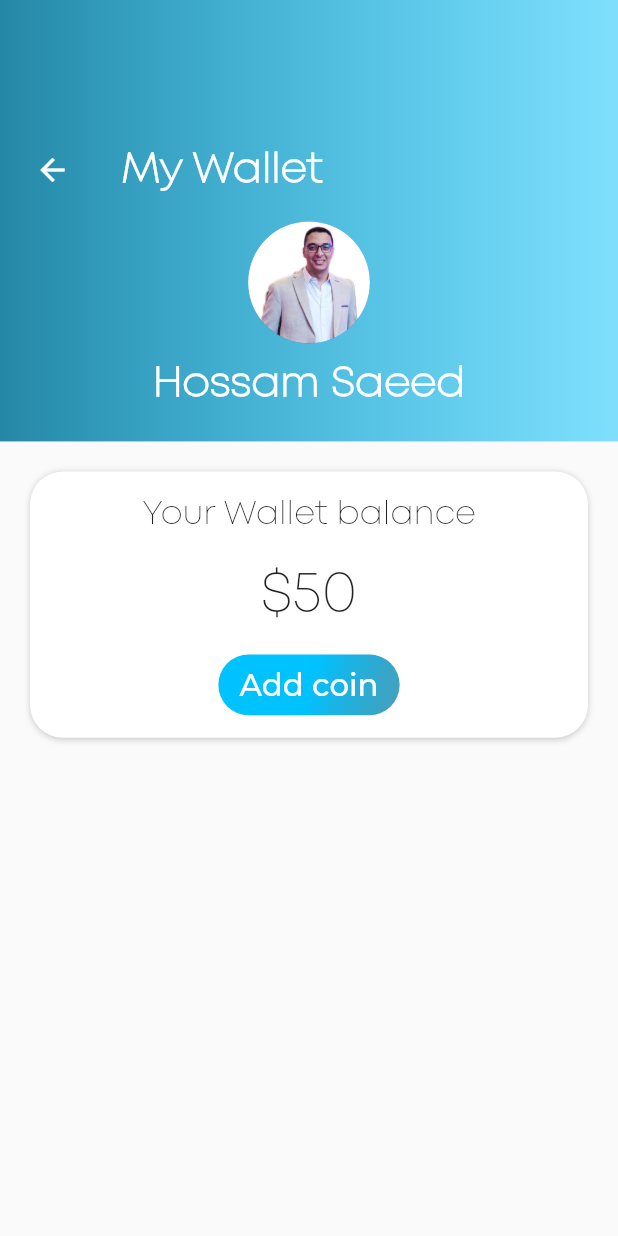
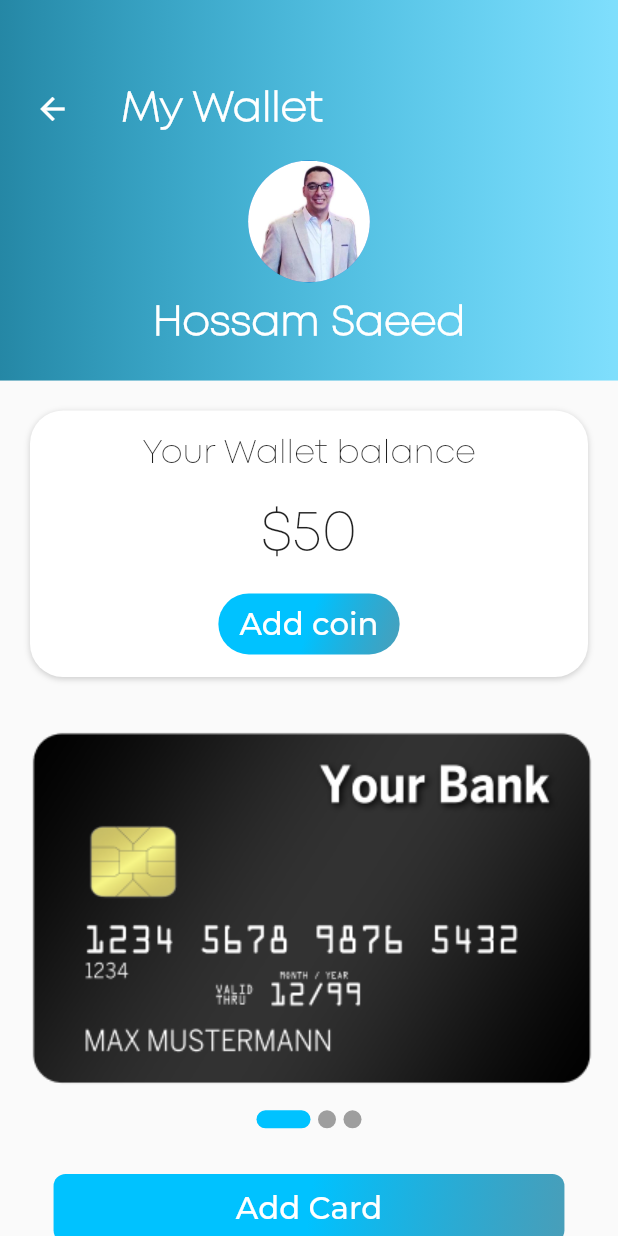
Before and after one commit to Dev0Mahmoud/Oz-Go-Driver, a Flutter app: the MyWalletScreen screen opened directly, on a phone screen of 412 x 824 dp. Run offline on Flutter 3.47's test engine with Material 2 defaults, Android fonts, the phone set to English and light mode, and no system bars; drawn by our look-alikes of smooth_page_indicator; our stand-ins replace bloc, dio, easy_localization, flutter_bloc, flutter_screenutil, flutter_svg and 5 more; accounts and stored records are empty.

Commit message:
trip_request_screen

```diff
--- a/lib/presentation/screens/user/my_wallet_screen.dart
+++ b/lib/presentation/screens/user/my_wallet_screen.dart
@@ -4,21 +4,24 @@ import 'package:oz_go_driver/constants/assets_manager.dart';
 import 'package:oz_go_driver/presentation/styles/colors.dart';
 import 'package:oz_go_driver/presentation/widget/circle_avatar.dart';
 import 'package:oz_go_driver/presentation/widget/default_button.dart';
+import 'package:oz_go_driver/presentation/widget/default_indicator.dart';
 import 'package:oz_go_driver/presentation/widget/notification_componant.dart';
 
 import '../../widget/custom_app_bar.dart';
 
 class MyWalletScreen extends StatelessWidget {
-  const MyWalletScreen({Key? key}) : super(key: key);
-
+  MyWalletScreen({Key? key}) : super(key: key);
+  PageController controller = PageController();
   @override
   Widget build(BuildContext context) {
     return Scaffold(
       body: SafeArea(
+        child: SingleChildScrollView(
           child: Column(
             children: [
+              /// app bar
               Container(
-              height: 290.h,
+                height: 250.h,
                 padding: EdgeInsets.symmetric(
                   horizontal: 10.w,
                 ),
@@ -68,6 +71,8 @@ class MyWalletScreen extends StatelessWidget {
                   ],
                 ),
               ),
+
+              /// your wallet balance , 50$ , add coin Button
               Padding(
                 padding: const EdgeInsets.all(20),
                 child: Container(
@@ -111,7 +116,33 @@ class MyWalletScreen extends StatelessWidget {
                   ),
                 ),
               ),
+
+              /// credit image
+              Container(
+                height: 265.h,
+                width: 400.w,
+                child: PageView.builder(
+                    controller: controller,
+                    physics: const BouncingScrollPhysics(),
+                    itemCount: 3,
+                    itemBuilder: (context, index) {
+                      return Image.asset(AssetsManager.credit);
+                    }),
+              ),
+
+              /// indicator
+              DefaultIndicator(controller: controller, length: 3),
+
+              Padding(
+                padding: EdgeInsets.symmetric(vertical: 30.h),
+                child: DefaultButton(
+                    label: 'Add Card',
+                    onPressed: () {},
+                    height: 45.h,
+                    width: 310.w),
+              )
             ],
+          ),
         ),
       ),
     );
--- a/lib/presentation/view/customer_driver_header_view.dart
+++ b/lib/presentation/view/customer_driver_header_view.dart
@@ -75,10 +75,14 @@ class CustomerDriverHeaderView extends StatelessWidget {
                     MediumText(
                       text: '12',
                       color: AppColor.white,
+                      fontWeight: FontWeight.w600,
+                      fontSize: 15.sp,
                     ),
                     MediumText(
                       text: 'Sec',
                       color: AppColor.white,
+                      fontWeight: FontWeight.w600,
+                      fontSize: 15.sp,
                     ),
                   ],
                 ),
--- a/lib/presentation/widget/default_indicator.dart
+++ b/lib/presentation/widget/default_indicator.dart
@@ -6,10 +6,10 @@ import '../styles/colors.dart';
 class DefaultIndicator extends StatelessWidget {
   var controller = PageController();
   int length;
-   DefaultIndicator({
+  DefaultIndicator({
     Key? key,
     required this.controller,
-     required this.length,
+    required this.length,
   }) : super(key: key);
 
   @override
```
Also changed, not shown: lib/presentation/screens/user/trip_request_screen.dart (added, +103 -0 lines), lib/presentation/test.dart (+2 -15 lines). Lines whose indentation alone changed are shown as unchanged.
